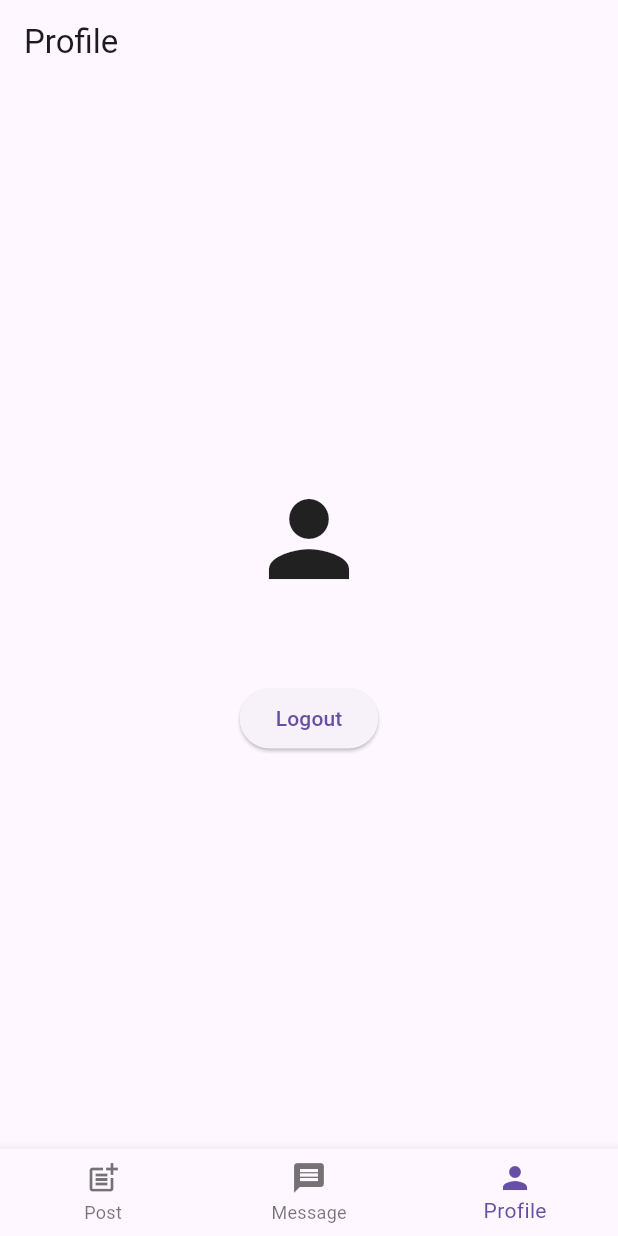
After one commit to ZedKaS/TheWall_Flutter, a Flutter app: the screen it shows once a user with an empty profile is signed in, item 3 of the bottom bar chosen, after a tap on "Logout", on a phone screen of 412 x 824 dp. The commit adds this screen. Run offline on Flutter 3.47's test engine with Material 3 defaults, Android fonts, the phone set to English and light mode, and no system bars; our stand-ins replace supabase_flutter; accounts and stored records are empty.

Commit message:
added navbar

```diff
--- /dev/null
+++ b/devtools_options.yaml
@@ -0,0 +1,3 @@
+description: This file stores settings for Dart & Flutter DevTools.
+documentation: https://docs.flutter.dev/tools/devtools/extensions#configure-extension-enablement-states
+extensions:
--- a/lib/main.dart
+++ b/lib/main.dart
@@ -1,14 +1,17 @@
 import 'package:flutter/material.dart';
 import 'package:thewall/auth/auth.dart';
 import 'package:supabase_flutter/supabase_flutter.dart';
-
+import 'package:thewall/pages/home_page.dart';
+import 'package:thewall/pages/messages_page.dart';
+import 'package:thewall/pages/profile_page.dart';
 
 void main() async {
   WidgetsFlutterBinding.ensureInitialized();
 
   await Supabase.initialize(
     url: 'https://lnfgzxcvmampnfzhkgal.supabase.co',
-    anonKey: 'eyJhbGciOiJIUzI1NiIsInR5cCI6IkpXVCJ9.eyJpc3MiOiJzdXBhYmFzZSIsInJlZiI6ImxuZmd6eGN2bWFtcG5memhrZ2FsIiwicm9sZSI6ImFub24iLCJpYXQiOjE3NjM4MTI5OTAsImV4cCI6MjA3OTM4ODk5MH0.CBhAXQ-Sj09UKy2GfXt-iCeCNKllBeq68LQPG6EWvL0',
+    anonKey:
+        'eyJhbGciOiJIUzI1NiIsInR5cCI6IkpXVCJ9.eyJpc3MiOiJzdXBhYmFzZSIsInJlZiI6ImxuZmd6eGN2bWFtcG5memhrZ2FsIiwicm9sZSI6ImFub24iLCJpYXQiOjE3NjM4MTI5OTAsImV4cCI6MjA3OTM4ODk5MH0.CBhAXQ-Sj09UKy2GfXt-iCeCNKllBeq68LQPG6EWvL0',
   );
 
   runApp(const MyApp());
@@ -16,8 +19,17 @@ void main() async {
 
 class MyApp extends StatelessWidget {
   const MyApp({super.key});
+
   @override
   Widget build(BuildContext context) {
-    return MaterialApp(debugShowCheckedModeBanner: false, home: AuthPage());
+    return MaterialApp(
+      debugShowCheckedModeBanner: false,
+      home: const AuthPage(), // AuthPage choisit HomePage si connecté
+      routes: {
+        '/home': (_) => const HomePage(),
+        '/messages': (_) => const MessagesPage(),
+        '/profile': (_) => const ProfilePage(),
+      },
+    );
   }
 }
--- /dev/null
+++ b/lib/pages/messages_page.dart
@@ -0,0 +1,37 @@
+import 'package:flutter/material.dart';
+
+class MessagesPage extends StatelessWidget {
+  const MessagesPage({super.key});
+
+  void _onNavTap(BuildContext context, int index) {
+    if (index == 0) {
+      Navigator.pushReplacementNamed(context, '/home');
+    } else if (index == 1) {
+      // déjà sur messages
+    } else if (index == 2) {
+      Navigator.pushReplacementNamed(context, '/profile');
+    }
+  }
+
+  @override
+  Widget build(BuildContext context) {
+    return Scaffold(
+      appBar: AppBar(title: const Text('Messages')),
+      body: const Center(
+        child: Text(
+          "Messages page (à implémenter)",
+          style: TextStyle(fontSize: 18),
+        ),
+      ),
+      bottomNavigationBar: BottomNavigationBar(
+        currentIndex: 1, // onglet Message
+        onTap: (index) => _onNavTap(context, index),
+        items: const [
+          BottomNavigationBarItem(icon: Icon(Icons.post_add), label: 'Post'),
+          BottomNavigationBarItem(icon: Icon(Icons.message), label: 'Message'),
+          BottomNavigationBarItem(icon: Icon(Icons.person), label: 'Profile'),
+        ],
+      ),
+    );
+  }
+}
--- /dev/null
+++ b/lib/pages/profile_page.dart
@@ -0,0 +1,56 @@
+import 'package:flutter/material.dart';
+import 'package:supabase_flutter/supabase_flutter.dart';
+
+class ProfilePage extends StatelessWidget {
+  const ProfilePage({super.key});
+
+  void _onNavTap(BuildContext context, int index) {
+    if (index == 0) {
+      Navigator.pushReplacementNamed(context, '/home');
+    } else if (index == 1) {
+      Navigator.pushReplacementNamed(context, '/messages');
+    } else if (index == 2) {
+      // déjà sur profile
+    }
+  }
+
+  @override
+  Widget build(BuildContext context) {
+    final supabase = Supabase.instance.client;
+    final user = supabase.auth.currentUser;
+
+    Future<void> signOut() async {
+      await supabase.auth.signOut();
+      // Ensuite, AuthPage devrait renvoyer vers login/register
+      Navigator.popUntil(context, (route) => route.isFirst);
+    }
+
+    return Scaffold(
+      appBar: AppBar(title: const Text('Profile')),
+      body: Center(
+        child: Column(
+          mainAxisSize: MainAxisSize.min,
+          children: [
+            const Icon(Icons.person, size: 80),
+            const SizedBox(height: 10),
+            Text(
+              user?.email ?? 'No email',
+              style: const TextStyle(fontSize: 18),
+            ),
+            const SizedBox(height: 20),
+            ElevatedButton(onPressed: signOut, child: const Text("Logout")),
+          ],
+        ),
+      ),
+      bottomNavigationBar: BottomNavigationBar(
+        currentIndex: 2, // onglet Profile
+        onTap: (index) => _onNavTap(context, index),
+        items: const [
+          BottomNavigationBarItem(icon: Icon(Icons.post_add), label: 'Post'),
+          BottomNavigationBarItem(icon: Icon(Icons.message), label: 'Message'),
+          BottomNavigationBarItem(icon: Icon(Icons.person), label: 'Profile'),
+        ],
+      ),
+    );
+  }
+}
```
Also changed, not shown: lib/pages/home_page.dart (+79 -37 lines).
